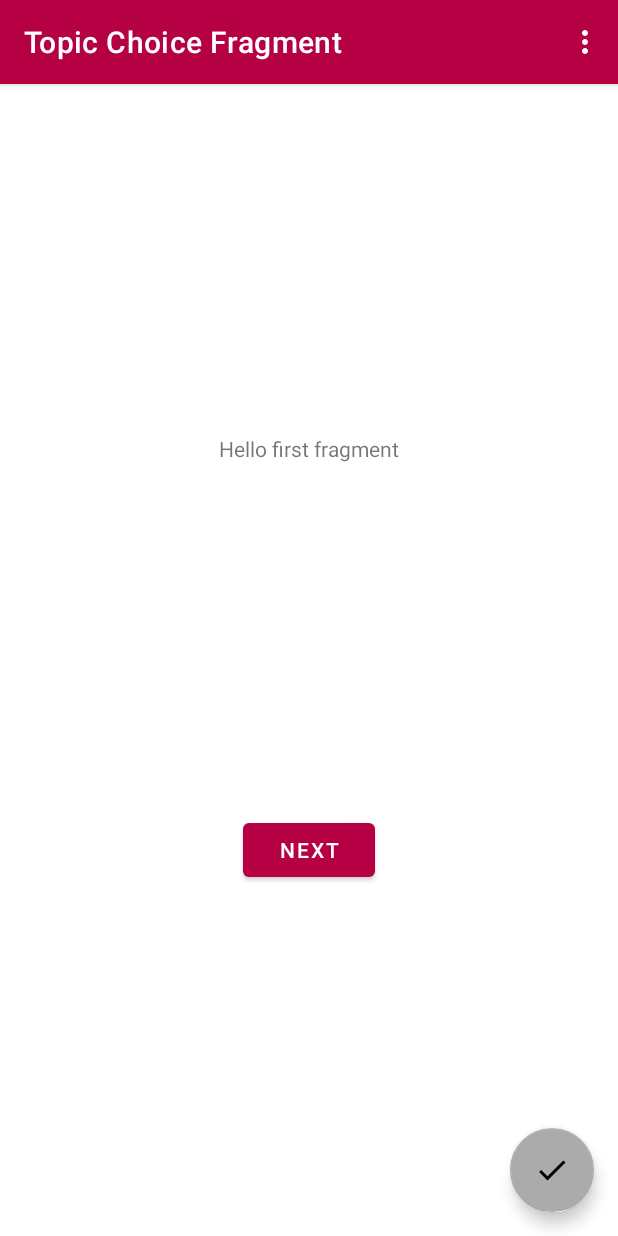
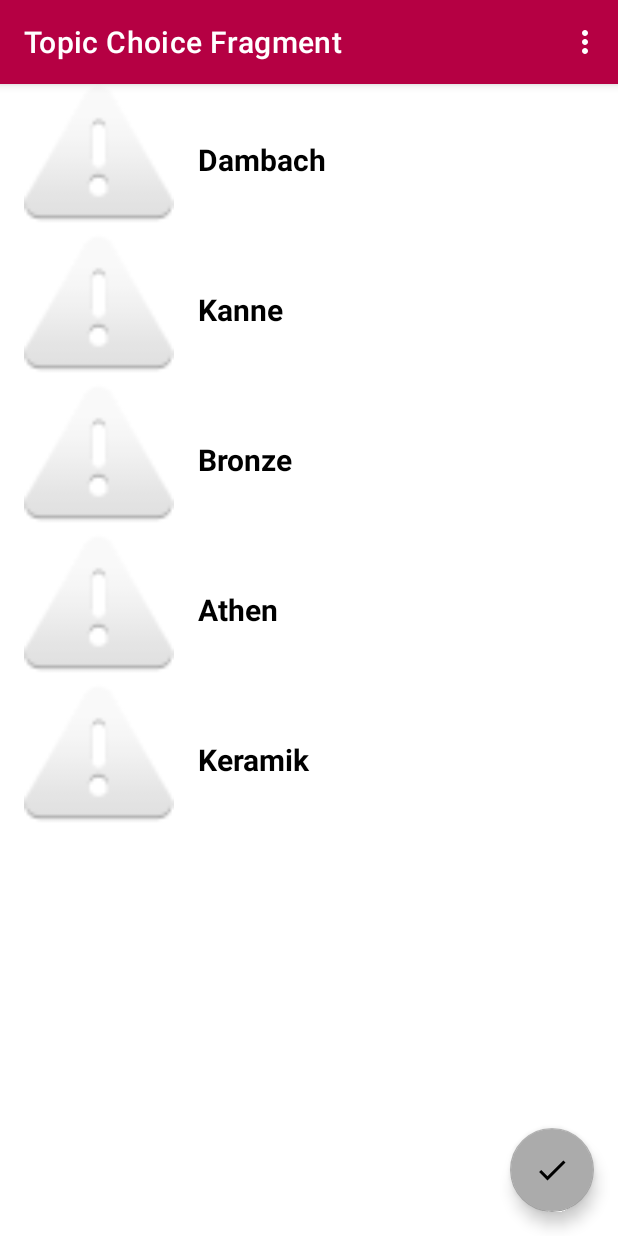
Before and after one commit to leoruland/infovis-app, an Android app: the screen it shows after launch (MainActivity), on a phone screen of 412 x 824 dp. Run offline under Robolectric (Android 15) with nearby library versions, the phone set to English and light mode, and no system bars; our stand-ins replace navigation-ui.

Commit message:
Add topic recycler view

```diff
--- a/app/build.gradle
+++ b/app/build.gradle
@@ -39,8 +39,11 @@ dependencies {
     def androidx_appcompat_version = "1.4.0"
     def material_version = "1.4.0"
     def constraintlayout_version = "2.1.2"
+    def recyclerview_version = "1.1.0"
 
     def nav_version = "2.3.5"
+
+    def gson_version = "2.8.8"
 
     def junit_version = "1.1.3"
     def espresso_version = "3.4.0"
@@ -49,8 +52,13 @@ dependencies {
     implementation "androidx.appcompat:appcompat:$androidx_appcompat_version"
     implementation "com.google.android.material:material:$material_version"
     implementation "androidx.constraintlayout:constraintlayout:$constraintlayout_version"
+    implementation 'androidx.recyclerview:recyclerview:1.1.0'
+    implementation "androidx.recyclerview:recyclerview-selection:$recyclerview_version"
     implementation "androidx.navigation:navigation-fragment-ktx:$nav_version"
     implementation "androidx.navigation:navigation-ui-ktx:$nav_version"
+
+    implementation "com.google.code.gson:gson:$gson_version"
+
     testImplementation 'junit:junit:4.+'
     androidTestImplementation "androidx.test.ext:junit:$junit_version"
     androidTestImplementation "androidx.test.espresso:espresso-core:$espresso_version"
--- a/app/src/main/AndroidManifest.xml
+++ b/app/src/main/AndroidManifest.xml
@@ -3,6 +3,7 @@
     package="de.leoruland.infovisapp">
 
     <application
+        android:name=".app.InfovisApplication"
         android:allowBackup="true"
         android:icon="@mipmap/ic_launcher"
         android:label="@string/app_name"
--- /dev/null
+++ b/app/src/main/assets/exhibits.json
@@ -0,0 +1,18 @@
+[
+  {
+    "name": "Bronzekanne aus Dambach",
+    "topics": [
+      "Dambach",
+      "Kanne",
+      "Bronze"
+    ]
+  },
+  {
+    "name": "Keramikkanne aus Athen",
+    "topics": [
+      "Athen",
+      "Kanne",
+      "Keramik"
+    ]
+  }
+]
--- a/app/src/main/java/de/leoruland/infovisapp/ChoiceTopic.kt
+++ b/app/src/main/java/de/leoruland/infovisapp/ChoiceTopic.kt
@@ -6,7 +6,10 @@ import android.view.View
 import android.view.ViewGroup
 import androidx.fragment.app.Fragment
 import androidx.navigation.fragment.findNavController
+import androidx.recyclerview.widget.LinearLayoutManager
 import de.leoruland.infovisapp.databinding.FragmentChoiceTopicBinding
+import de.leoruland.infovisapp.model.TopicStore
+import de.leoruland.infovisapp.ui.TopicAdapter
 
 /**
  * A simple [Fragment] subclass as the default destination in the navigation.
@@ -18,6 +21,8 @@ class ChoiceTopic : Fragment() {
     // This property is only valid between onCreateView and
     // onDestroyView.
     private val binding get() = _binding!!
+
+    private val topicAdapter = TopicAdapter(TopicStore.getTopics())
 
     override fun onCreateView(
         inflater: LayoutInflater, container: ViewGroup?,
@@ -32,6 +37,9 @@ class ChoiceTopic : Fragment() {
     override fun onViewCreated(view: View, savedInstanceState: Bundle?) {
         super.onViewCreated(view, savedInstanceState)
 
+        binding.topicRecyclerView.layoutManager = LinearLayoutManager(activity)
+        binding.topicRecyclerView.adapter = topicAdapter
+
         binding.fabCheck.setOnClickListener {
             findNavController().navigate(R.id.action_ChoiceTopicFragment_to_ChoiceExhibitFragment)
         }
--- a/app/src/main/java/de/leoruland/infovisapp/MainActivity.kt
+++ b/app/src/main/java/de/leoruland/infovisapp/MainActivity.kt
@@ -26,11 +26,6 @@ class MainActivity : AppCompatActivity() {
         val navController = findNavController(R.id.nav_host_fragment_content_main)
         appBarConfiguration = AppBarConfiguration(navController.graph)
         setupActionBarWithNavController(navController, appBarConfiguration)
-
-//        binding.fab.setOnClickListener { view ->
-//            Snackbar.make(view, "Replace with your own action", Snackbar.LENGTH_LONG)
-//                .setAction("Action", null).show()
-//        }
     }
 
     override fun onCreateOptionsMenu(menu: Menu): Boolean {
--- /dev/null
+++ b/app/src/main/java/de/leoruland/infovisapp/ViewGroupExtensions.kt
@@ -0,0 +1,10 @@
+package de.leoruland.infovisapp
+
+import android.view.LayoutInflater
+import android.view.View
+import android.view.ViewGroup
+import androidx.annotation.LayoutRes
+
+fun ViewGroup.inflate(@LayoutRes layoutRes: Int, attachToRoot: Boolean = false): View {
+    return LayoutInflater.from(context).inflate(layoutRes, this, attachToRoot)
+}
--- /dev/null
+++ b/app/src/main/java/de/leoruland/infovisapp/app/InfovisApplication.kt
@@ -0,0 +1,13 @@
+package de.leoruland.infovisapp.app
+
+import android.app.Application
+import de.leoruland.infovisapp.model.TopicStore
+
+class InfovisApplication : Application() {
+
+    override fun onCreate() {
+        super.onCreate()
+
+        TopicStore.loadTopics(this)
+    }
+}
--- /dev/null
+++ b/app/src/main/java/de/leoruland/infovisapp/model/Exhibit.kt
@@ -0,0 +1,7 @@
+package de.leoruland.infovisapp.model
+
+data class Exhibit(
+    val name: String,
+    val topics: List<String>
+) {
+}
--- /dev/null
+++ b/app/src/main/java/de/leoruland/infovisapp/model/Topic.kt
@@ -0,0 +1,3 @@
+package de.leoruland.infovisapp.model
+
+data class Topic(val name: String)
--- /dev/null
+++ b/app/src/main/java/de/leoruland/infovisapp/model/TopicStore.kt
@@ -0,0 +1,55 @@
+package de.leoruland.infovisapp.model
+
+import android.content.Context
+import android.util.Log
+import com.google.gson.Gson
+import com.google.gson.reflect.TypeToken
+import java.io.IOException
+
+object TopicStore {
+    private const val TAG = "TopicStore"
+
+    private lateinit var topics: List<String>
+
+    fun getTopics() = topics
+
+    fun loadTopics(context: Context) {
+        val gson = Gson()
+        val json = loadJSONFromAsset("exhibits.json", context)
+        val listType = object : TypeToken<List<Exhibit>>() {}.type
+        val exhibits: List<Exhibit> = gson.fromJson(
+            json,
+            listType
+        )
+
+        val tempTopics: MutableList<String> = mutableListOf()
+        exhibits.map { exhibit ->
+            exhibit.topics.forEach { topic ->
+                if (!tempTopics.contains(topic))
+                    tempTopics.add(topic)
+            }
+        }
+
+        topics = tempTopics
+        Log.v(TAG, "Found ${topics.size} topic items")
+    }
+
+    /**
+     * Von Raywenderlich.com
+     */
+    private fun loadJSONFromAsset(filename: String, context: Context): String? {
+        var json: String? = null
+        try {
+            val inputStream = context.assets.open(filename)
+            val size = inputStream.available()
+            val buffer = ByteArray(size)
+            inputStream.read(buffer)
+            inputStream.close()
+            json = String(buffer)
+        } catch (ex: IOException) {
+            Log.e(TAG, "Error reading from $filename", ex)
+        }
+        return json
+    }
+
+}
--- /dev/null
+++ b/app/src/main/java/de/leoruland/infovisapp/ui/TopicAdapter.kt
@@ -0,0 +1,30 @@
+package de.leoruland.infovisapp.ui
+
+import android.view.View
+import android.view.ViewGroup
+import android.widget.TextView
+import androidx.recyclerview.widget.RecyclerView
+import de.leoruland.infovisapp.R
+import de.leoruland.infovisapp.inflate
+
+class TopicAdapter(private val topics: List<String>) :
+    RecyclerView.Adapter<TopicAdapter.ViewHolder>() {
+
+    class ViewHolder(itemView: View) : RecyclerView.ViewHolder(itemView) {
+
+        fun bind(topic: String) {
+            val title: TextView = itemView.findViewById(R.id.topicTitle)
+            title.text = topic
+        }
+    }
+
+    override fun onCreateViewHolder(parent: ViewGroup, viewType: Int): ViewHolder {
+        return ViewHolder(parent.inflate(R.layout.list_item_topic))
+    }
+
+    override fun getItemCount() = topics.size
+
+    override fun onBindViewHolder(holder: ViewHolder, position: Int) {
+        holder.bind(topics[position])
+    }
+}
--- a/app/src/main/res/layout/fragment_choice_topic.xml
+++ b/app/src/main/res/layout/fragment_choice_topic.xml
@@ -6,25 +6,14 @@
     android:layout_height="match_parent"
     tools:context=".ChoiceTopic">
 
-    <TextView
-        android:id="@+id/textview_first"
-        android:layout_width="wrap_content"
-        android:layout_height="wrap_content"
-        android:text="@string/hello_first_fragment"
-        app:layout_constraintBottom_toTopOf="@id/button_first"
+    <androidx.recyclerview.widget.RecyclerView
+        android:id="@+id/topicRecyclerView"
+        android:layout_width="0dp"
+        android:layout_height="0dp"
+        app:layout_constraintBottom_toBottomOf="parent"
         app:layout_constraintEnd_toEndOf="parent"
         app:layout_constraintStart_toStartOf="parent"
         app:layout_constraintTop_toTopOf="parent" />
-
-    <Button
-        android:id="@+id/button_first"
-        android:layout_width="wrap_content"
-        android:layout_height="wrap_content"
-        android:text="@string/next"
-        app:layout_constraintBottom_toBottomOf="parent"
-        app:layout_constraintEnd_toEndOf="parent"
-        app:layout_constraintStart_toStartOf="parent"
-        app:layout_constraintTop_toBottomOf="@id/textview_first" />
 
     <com.google.android.material.floatingactionbutton.FloatingActionButton
         android:id="@+id/fab_check"
--- /dev/null
+++ b/app/src/main/res/layout/list_item_topic.xml
@@ -0,0 +1,34 @@
+<?xml version="1.0" encoding="utf-8"?>
+<androidx.constraintlayout.widget.ConstraintLayout xmlns:android="http://schemas.android.com/apk/res/android"
+    xmlns:app="http://schemas.android.com/apk/res-auto"
+    xmlns:tools="http://schemas.android.com/tools"
+    android:layout_width="match_parent"
+    android:layout_height="@dimen/list_item_exhibit_height">
+
+    <ImageView
+        android:id="@+id/topicImage"
+        android:layout_width="@dimen/list_item_exhibit_height"
+        android:layout_height="@dimen/list_item_exhibit_height"
+        android:layout_marginStart="@dimen/padding"
+        app:layout_constraintBottom_toBottomOf="parent"
+        app:layout_constraintStart_toStartOf="parent"
+        app:layout_constraintTop_toTopOf="parent"
+        app:srcCompat="@android:drawable/ic_dialog_alert" />
+
+    <TextView
+        android:id="@+id/topicTitle"
+        android:layout_width="wrap_content"
+        android:layout_height="wrap_content"
+        android:layout_marginStart="@dimen/padding"
+        android:layout_marginTop="@dimen/padding_half"
+        android:layout_marginEnd="@dimen/padding"
+        android:layout_marginBottom="@dimen/padding_half"
+        android:textColor="@color/black"
+        android:textSize="20sp"
+        android:textStyle="bold"
+        app:layout_constraintBottom_toBottomOf="parent"
+        app:layout_constraintStart_toEndOf="@id/topicImage"
+        app:layout_constraintTop_toTopOf="parent"
+        tools:text="@string/list_item_topic_text" />
+
+</androidx.constraintlayout.widget.ConstraintLayout>
--- a/app/src/main/res/values/dimens.xml
+++ b/app/src/main/res/values/dimens.xml
@@ -1,3 +1,7 @@
 <resources>
     <dimen name="fab_margin">16dp</dimen>
+    <dimen name="list_item_exhibit_height">100dp</dimen>
+
+    <dimen name="padding">16dp</dimen>
+    <dimen name="padding_half">8dp</dimen>
 </resources>
--- a/app/src/main/res/values/strings.xml
+++ b/app/src/main/res/values/strings.xml
@@ -8,6 +8,8 @@
     <string name="next">Next</string>
     <string name="previous">Previous</string>
 
+    <string name="list_item_topic_text">Hot Topic</string>
+
     <string name="hello_first_fragment">Hello first fragment</string>
     <string name="hello_second_fragment">Hello second fragment. Arg: %1$s</string>
 </resources>
--- a/build.gradle
+++ b/build.gradle
@@ -5,8 +5,11 @@ buildscript {
         mavenCentral()
     }
     dependencies {
-        classpath "com.android.tools.build:gradle:7.0.4"
-        classpath "org.jetbrains.kotlin:kotlin-gradle-plugin:1.6.10"
+        def gradle_version = "7.0.4"
+        def kotlin_plugin_version = "1.6.10"
+
+        classpath "com.android.tools.build:gradle:$gradle_version"
+        classpath "org.jetbrains.kotlin:kotlin-gradle-plugin:$kotlin_plugin_version"
 
         // NOTE: Do not place your application dependencies here; they belong
         // in the individual module build.gradle files
```
